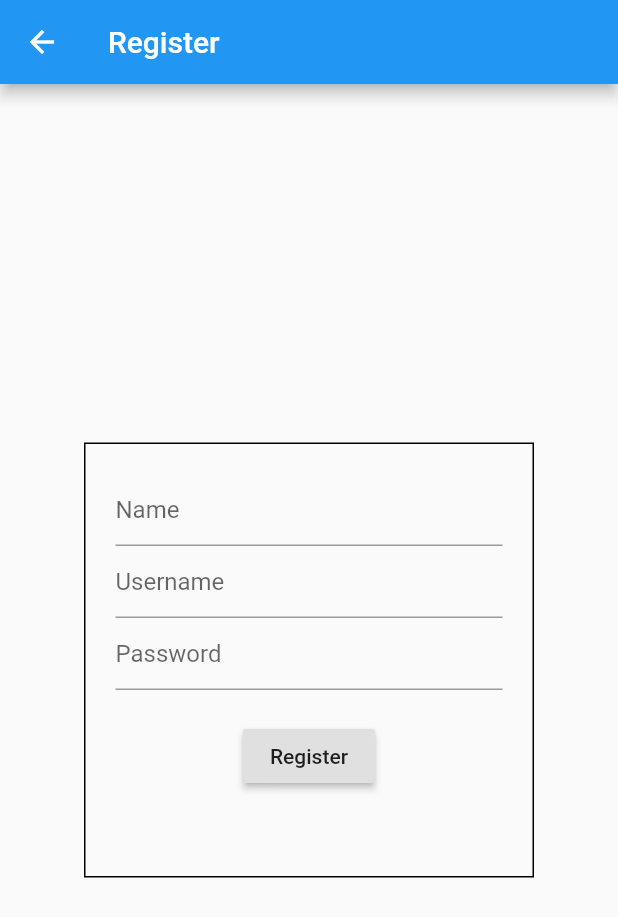
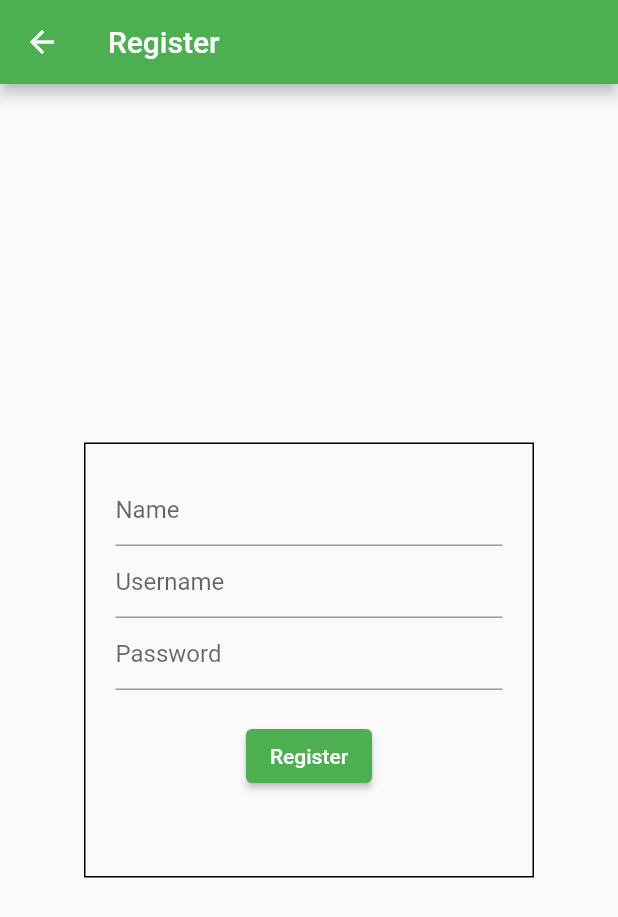
Before and after one commit to Somnathumapathi/TrashTag, a Flutter app: the screen it shows after launch, after a tap on "Register", on a phone screen of 412 x 824 dp. Shown: the top 917 px of the screen. Run offline on Flutter 3.47's test engine with Material 2 defaults, Android fonts, the light colour scheme and no system bars; our stand-ins replace toast; missing offline and left inert: barcode_scan2.

Commit message:
Udated to flutter 3 and made some UI changes.

```diff
--- a/trashtag/lib/main.dart
+++ b/trashtag/lib/main.dart
@@ -15,7 +15,7 @@ class MyApp extends StatelessWidget {
       title: 'TrashTag',
       debugShowCheckedModeBanner: false,
       theme: ThemeData(
-        primarySwatch: Colors.blue,
+        primarySwatch: Colors.green,
       ),
       home: TrashTagApp(),
     );
@@ -23,7 +23,7 @@ class MyApp extends StatelessWidget {
 }
 
 class TrashTagApp extends StatelessWidget {
-  const TrashTagApp({Key key}) : super(key: key);
+  const TrashTagApp({super.key});
 
   @override
   Widget build(BuildContext context) {
@@ -31,39 +31,57 @@ class TrashTagApp extends StatelessWidget {
         appBar: AppBar(
           title: Text("TrashTag"),
         ),
-      body: Center(
+        body: Container(
+          decoration: BoxDecoration(
+            image: DecorationImage(
+              image: AssetImage("assets/TrashTagBg.png"),
+              fit: BoxFit.cover,
+            ),
+          ),
+          child: Center(
             child: Container(
               padding: EdgeInsets.all(20),
+              child: Center(
                 child: Column(
+                  mainAxisAlignment: MainAxisAlignment.center,
                   children: [
-              RaisedButton(
+                    Row(
+                      mainAxisAlignment: MainAxisAlignment.center,
+                      children: [
+                        ElevatedButton(
                           onPressed: () {
-                  Navigator.of(context).push(
-                      MaterialPageRoute(builder: (contet) => LoginScreen()));
+                            Navigator.of(context).push(MaterialPageRoute(
+                                builder: (contet) => LoginScreen()));
                           },
                           child: Text("Login"),
                         ),
-              RaisedButton(
+                        SizedBox(
+                          width: 30,
+                        ),
+                        ElevatedButton(
+                          onPressed: () {
+                            Navigator.of(context).push(MaterialPageRoute(
+                                builder: (contet) => RegisterScreen()));
+                          },
+                          child: Text("Register"),
+                        ),
+                      ],
+                    ),
+                    SizedBox(
+                      height: 20,
+                    ),
+                    ElevatedButton(
                       onPressed: () {
                         Navigator.of(context).push(
-                      MaterialPageRoute(builder: (contet) => RegisterScreen()));
+                            MaterialPageRoute(builder: (contet) => ScanPage()));
                       },
-                child: Text("Register"),
+                      child: Text("QR Test"),
                     )
-              // SizedBox(
-              //   height: 20,
-              // ),
-              // RaisedButton(
-              //   onPressed: () {
-              //     Navigator.of(context)
-              //         .push(MaterialPageRoute(builder: (contet) => ScanPage()));
-              //   },
-              //   child: Text("QR Test"),
-              // )
                   ],
                 ),
               ),
             ),
-    );
+          ),
+        ));
   }
 }
--- a/trashtag/lib/register.dart
+++ b/trashtag/lib/register.dart
@@ -3,7 +3,7 @@ import 'package:trashtag/login.dart';
 import 'package:trashtag/server.dart';
 
 class RegisterScreen extends StatefulWidget {
-  const RegisterScreen({Key key}) : super(key: key);
+  const RegisterScreen({super.key});
 
   @override
   _RegisterScreenState createState() => _RegisterScreenState();
@@ -43,7 +43,7 @@ class _RegisterScreenState extends State<RegisterScreen> {
               SizedBox(
                 height: 20,
               ),
-              RaisedButton(
+              ElevatedButton(
                 child: Text("Register"),
                 onPressed: () {
                   print(uc.text);
```
Also changed, not shown: trashtag/lib/home.dart (+10 -8 lines), trashtag/lib/login.dart (+6 -6 lines), trashtag/lib/scan.dart (+7 -7 lines), trashtag/lib/server.dart (+7 -6 lines), trashtag/pubspec.yaml (+5 -4 lines), trashtag/assets/TrashTagBg.png (added), trashtag/pubspec.lock, 12 other files. Lines whose indentation alone changed are shown as unchanged.
